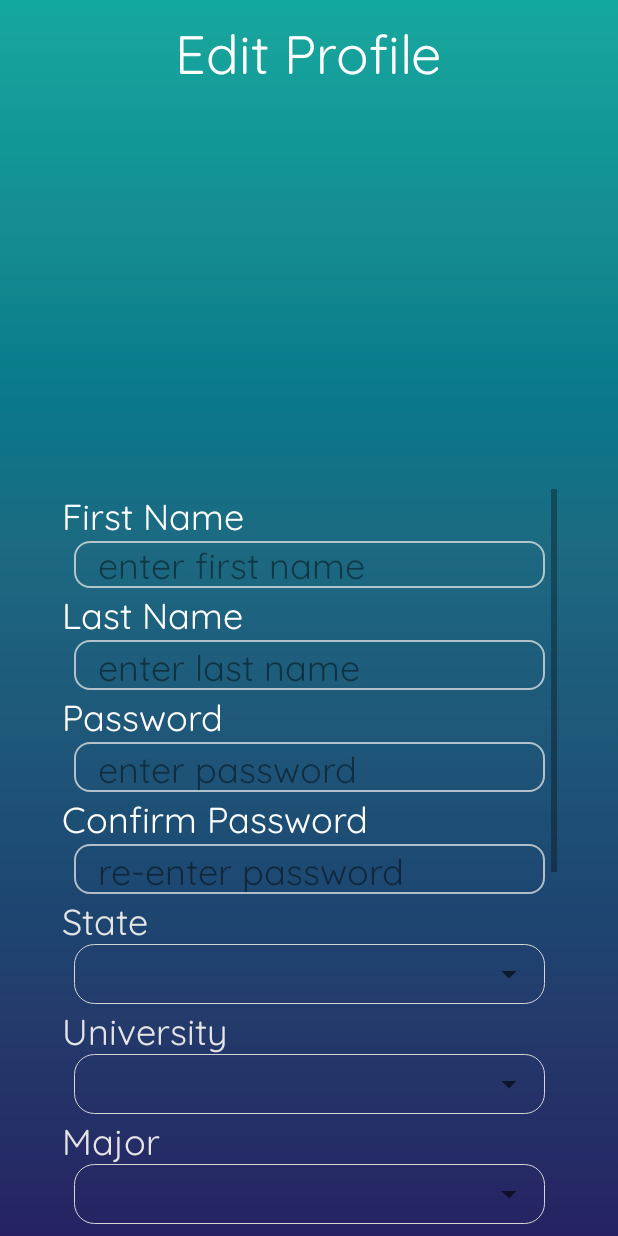
After one commit to dpe7663/Synapse, an Android app: the layout activity_edit_profile.xml on its own in the app's theme, with its tools: preview values and no code run, on a phone screen of 412 x 824 dp. The commit adds this screen. Run offline under Robolectric (Android 15) with nearby library versions, the phone set to English and light mode, and no system bars.

Commit message:
Added Edit Profile page
Signed-off-by: StephSchulze <ss4134@uncw.edu>

```diff
--- a/app/build.gradle
+++ b/app/build.gradle
@@ -33,4 +33,5 @@ dependencies {
 
 
 
+
 apply plugin: 'com.google.gms.google-services'
--- /dev/null
+++ b/app/src/main/java/com/example/loslolos/synapse/EditProfileActivity.java
@@ -0,0 +1,13 @@
+package com.example.loslolos.synapse;
+
+import android.support.v7.app.AppCompatActivity;
+import android.os.Bundle;
+
+public class EditProfileActivity extends AppCompatActivity {
+
+    @Override
+    protected void onCreate(Bundle savedInstanceState) {
+        super.onCreate(savedInstanceState);
+        setContentView(R.layout.activity_edit_profile);
+    }
+}
--- /dev/null
+++ b/app/src/main/res/layout/activity_edit_profile.xml
@@ -0,0 +1,309 @@
+<?xml version="1.0" encoding="utf-8"?>
+<android.support.constraint.ConstraintLayout xmlns:android="http://schemas.android.com/apk/res/android"
+    xmlns:app="http://schemas.android.com/apk/res-auto"
+    xmlns:tools="http://schemas.android.com/tools"
+    android:layout_width="match_parent"
+    android:layout_height="match_parent"
+    tools:context="com.example.loslolos.synapse.EditProfileActivity">
+
+    <ProgressBar
+        android:id="@+id/progressBarEdit"
+        style="?android:attr/progressBarStyle"
+        android:layout_width="wrap_content"
+        android:layout_height="wrap_content"
+        android:layout_marginBottom="8dp"
+        android:layout_marginEnd="8dp"
+        android:layout_marginStart="8dp"
+        android:layout_marginTop="8dp"
+        android:visibility="gone"
+        app:layout_constraintBottom_toBottomOf="parent"
+        app:layout_constraintEnd_toEndOf="parent"
+        app:layout_constraintStart_toStartOf="parent"
+        app:layout_constraintTop_toTopOf="parent" />
+
+    <TextView
+        android:id="@+id/textViewEditProfileTitle"
+        style="@style/TitleText"
+        android:layout_width="wrap_content"
+        android:layout_height="wrap_content"
+        android:layout_marginLeft="8dp"
+        android:layout_marginRight="8dp"
+        android:layout_marginTop="8dp"
+        android:fontFamily="@font/quicksand"
+        android:text="@string/edit_profile_title"
+        app:layout_constraintHorizontal_bias="0.5"
+        app:layout_constraintLeft_toLeftOf="parent"
+        app:layout_constraintRight_toRightOf="parent"
+        app:layout_constraintTop_toTopOf="parent"
+        app:layout_constraintBottom_toTopOf="@id/editProfileScrollView"
+        app:layout_constraintVertical_chainStyle="spread_inside" />
+
+    <ScrollView
+        android:id="@+id/editProfileScrollView"
+        android:layout_width="330dp"
+        android:layout_height="490dp"
+        android:layout_marginBottom="8dp"
+        android:layout_marginEnd="8dp"
+        android:layout_marginStart="8dp"
+        app:layout_constraintBottom_toBottomOf="parent"
+        app:layout_constraintEnd_toEndOf="parent"
+        app:layout_constraintStart_toStartOf="parent"
+        app:layout_constraintTop_toBottomOf="@id/textViewEditProfileTitle">
+
+        <TableLayout
+            android:id="@+id/editProfileLinearLayout"
+            android:layout_width="match_parent"
+            android:layout_height="match_parent"
+            android:orientation="vertical"
+            android:stretchColumns="1">
+
+            <TextView
+                android:id="@+id/textViewFirstNameEdit"
+                style="@style/SubtitleText"
+                android:layout_width="wrap_content"
+                android:layout_height="wrap_content"
+                android:layout_marginBottom="1dp"
+                android:text="@string/first_name_subtitle" />
+
+            <EditText
+                android:id="@+id/editTextFirstNameEdit"
+                style="@style/RegularText"
+                android:layout_width="315dp"
+                android:layout_height="31dp"
+                android:layout_marginLeft="8dp"
+                android:layout_marginRight="8dp"
+                android:ems="10"
+                android:hint="@string/first_name_hint"
+                android:inputType="textPersonName" />
+
+            <TextView
+                android:id="@+id/textViewLastNameEdit"
+                style="@style/SubtitleText"
+                android:layout_width="wrap_content"
+                android:layout_height="wrap_content"
+                android:layout_marginBottom="1dp"
+                android:text="@string/last_name_subtitle" />
+
+            <EditText
+                android:id="@+id/editTextLastNameEdit"
+                style="@style/RegularText"
+                android:layout_width="315dp"
+                android:layout_height="wrap_content"
+                android:layout_marginLeft="8dp"
+                android:layout_marginRight="8dp"
+                android:ems="10"
+                android:hint="@string/last_name_hint"
+                android:inputType="textPersonName"
+                android:visibility="visible" />
+
+
+            <TextView
+                android:id="@+id/textViewPasswordEdit"
+                style="@style/SubtitleText"
+                android:layout_width="wrap_content"
+                android:layout_height="wrap_content"
+                android:layout_marginBottom="1dp"
+                android:text="@string/password_subtitle" />
+
+            <EditText
+                android:id="@+id/editTextPasswordEdit"
+                style="@style/RegularText"
+                android:layout_width="315dp"
+                android:layout_height="wrap_content"
+                android:layout_marginLeft="8dp"
+                android:layout_marginRight="8dp"
+                android:ems="10"
+                android:hint="@string/password_hint"
+                android:inputType="textPassword" />
+
+            <TextView
+                android:id="@+id/textViewPasswordCEdit"
+                style="@style/SubtitleText"
+                android:layout_width="wrap_content"
+                android:layout_height="wrap_content"
+                android:layout_marginBottom="1dp"
+                android:text="@string/password_confirmation_subtitle" />
+
+            <EditText
+                android:id="@+id/editTextPasswordCEdit"
+                style="@style/RegularText"
+                android:layout_width="315dp"
+                android:layout_height="wrap_content"
+                android:layout_marginLeft="8dp"
+                android:layout_marginRight="8dp"
+                android:ems="10"
+                android:hint="@string/password_confirmation_hint"
+                android:inputType="textPassword" />
+
+            <TextView
+                android:id="@+id/stateTextViewEdit"
+                android:layout_width="wrap_content"
+                android:layout_height="wrap_content"
+                android:fontFamily="@font/quicksand"
+                android:text="State"
+                android:textColor="#E4E5E5"
+                android:textSize="24sp" />
+
+            <RelativeLayout
+                android:id="@+id/stateRelativeLayoutEdit"
+                android:layout_width="wrap_content"
+                android:layout_height="wrap_content"
+                android:layout_marginEnd="8dp"
+                android:layout_marginStart="8dp"
+                android:background="@drawable/oval_spinner">
+
+                <Spinner
+                    android:id="@+id/stateSpinner2"
+                    android:layout_width="315dp"
+                    android:layout_height="40dp"
+                    android:layout_alignParentLeft="true"
+                    android:layout_alignParentStart="true"
+                    android:layout_alignParentTop="true" />
+            </RelativeLayout>
+
+            <TextView
+                android:id="@+id/universityTextViewEdit"
+                android:layout_width="wrap_content"
+                android:layout_height="wrap_content"
+                android:fontFamily="@font/quicksand"
+                android:text="University"
+                android:textColor="#E4E5E5"
+                android:textSize="24sp" />
+
+            <RelativeLayout
+                android:id="@+id/universityRelativeLayoutEdit"
+                android:layout_width="wrap_content"
+                android:layout_height="wrap_content"
+                android:layout_marginEnd="8dp"
+                android:layout_marginStart="8dp"
+                android:background="@drawable/oval_spinner">
+
+                <Spinner
+                    android:id="@+id/universitySpinnerEdit"
+                    android:layout_width="315dp"
+                    android:layout_height="40dp"
+                    android:layout_alignParentLeft="true"
+                    android:layout_alignParentStart="true"
+                    android:layout_alignParentTop="true" />
+            </RelativeLayout>
+
+            <TextView
+                android:id="@+id/majorTextViewEdit"
+                android:layout_width="wrap_content"
+                android:layout_height="wrap_content"
+                android:fontFamily="@font/quicksand"
+                android:text="Major"
+                android:textColor="#E4E5E5"
+                android:textSize="24sp" />
+
+            <RelativeLayout
+                android:id="@+id/majorRelativeLayoutEdit"
+                android:layout_width="wrap_content"
+                android:layout_height="wrap_content"
+                android:layout_marginEnd="8dp"
+                android:layout_marginStart="8dp"
+                android:background="@drawable/oval_spinner"
+                app:layout_constraintEnd_toEndOf="parent"
+                app:layout_constraintHorizontal_bias="0.452"
+                app:layout_constraintStart_toStartOf="parent"
+                app:layout_constraintTop_toBottomOf="@+id/majorTextView2">
+
+                <Spinner
+                    android:id="@+id/majorSpinnerEdit"
+                    android:layout_width="315dp"
+                    android:layout_height="40dp"
+                    android:layout_alignParentLeft="true"
+                    android:layout_alignParentStart="true"
+                    android:layout_alignParentTop="true" />
+            </RelativeLayout>
+
+            <TextView
+                android:id="@+id/concentrationTextViewEdit"
+                android:layout_width="wrap_content"
+                android:layout_height="wrap_content"
+                android:fontFamily="@font/quicksand"
+                android:text="Concentration (Optional)"
+                android:textColor="#E4E5E5"
+                android:textSize="24sp" />
+
+            <RelativeLayout
+                android:id="@+id/concentrationRelativeLayoutEdit"
+                android:layout_width="wrap_content"
+                android:layout_height="wrap_content"
+                android:layout_marginEnd="8dp"
+                android:layout_marginStart="8dp"
+                android:background="@drawable/oval_spinner"
+                app:layout_constraintEnd_toEndOf="parent"
+                app:layout_constraintHorizontal_bias="0.452"
+                app:layout_constraintStart_toStartOf="parent"
+                app:layout_constraintTop_toBottomOf="@+id/concentrationTextView2">
+
+                <Spinner
+                    android:id="@+id/concentrationSpinnerEdit"
+                    android:layout_width="315dp"
+                    android:layout_height="40dp"
+                    android:layout_alignParentLeft="true"
+                    android:layout_alignParentStart="true"
+                    android:layout_alignParentTop="true" />
+            </RelativeLayout>
+
+            <TextView
+                android:id="@+id/textViewFOITitleEdit"
+                style="@style/SubtitleText"
+                android:layout_width="match_parent"
+                android:layout_height="wrap_content"
+                android:layout_marginBottom="1dp"
+                android:text="@string/FOI_subtitle" />
+
+            <TextView
+                android:id="@+id/textViewFOIEdit"
+                style="@style/SmallText"
+                android:layout_width="match_parent"
+                android:layout_height="wrap_content"
+                android:layout_marginEnd="8dp"
+                android:layout_marginStart="8dp"
+                android:layout_marginLeft="8dp"
+                android:layout_marginRight="8dp"
+                android:paddingLeft="8dp"
+                android:background="@drawable/single_line_text_border"
+                android:lines="5" />
+
+            <TextView
+                android:id="@+id/textViewAboutTitleEdit"
+                style="@style/SubtitleText"
+                android:layout_width="match_parent"
+                android:layout_height="wrap_content"
+                android:layout_marginBottom="1dp"
+                android:text="@string/bio_subtitle" />
+
+            <TextView
+                android:id="@+id/textViewAboutEdit"
+                style="@style/SmallText"
+                android:layout_width="match_parent"
+                android:layout_height="wrap_content"
+                android:layout_marginEnd="8dp"
+                android:layout_marginStart="8dp"
+                android:paddingLeft="8dp"
+                android:background="@drawable/single_line_text_border"
+                android:lines="6" />
+
+            <Button
+                android:id="@+id/buttonEditProfile"
+                android:layout_width="175dp"
+                android:layout_height="45dp"
+                android:layout_marginBottom="8dp"
+                android:layout_marginLeft="8dp"
+                android:layout_marginRight="8dp"
+                android:layout_marginTop="30dp"
+                android:alpha="1.0"
+                android:background="@drawable/button_border_1"
+                android:elevation="0dp"
+                android:text="Save Profile"
+                android:textAllCaps="false"
+                android:textColor="#E4E5E5"
+                android:textSize="18sp" />
+        </TableLayout>
+
+    </ScrollView>
+
+</android.support.constraint.ConstraintLayout>
--- a/app/src/main/res/values/strings.xml
+++ b/app/src/main/res/values/strings.xml
@@ -50,4 +50,7 @@
     <!--for rating page-->
     <string name="rating_title">Rate App</string>
 
+    <!--for edit_profile page-->
+    <string name="edit_profile_title">Edit Profile</string>
+
 </resources>
```
